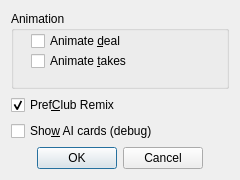
Above: src/ui/optform.ui from infsega/bbpref before the change. Below: the same form after it.
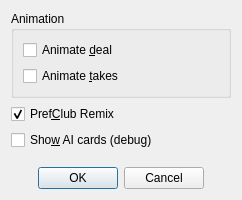
That is the form after the change. Icons and pictures are not drawn.

Commit message: Added layout to forms

Patch:
```diff
--- a/src/ui/optform.ui
+++ b/src/ui/optform.ui
@@ -9,22 +9,10 @@
    <rect>
     <x>0</x>
     <y>0</y>
-    <width>240</width>
-    <height>180</height>
+    <width>242</width>
+    <height>200</height>
    </rect>
   </property>
-  <property name="minimumSize">
-   <size>
-    <width>240</width>
-    <height>180</height>
-   </size>
-  </property>
-  <property name="maximumSize">
-   <size>
-    <width>240</width>
-    <height>180</height>
-   </size>
-  </property>
   <property name="windowTitle">
    <string>Options</string>
   </property>
@@ -41,15 +29,9 @@
      <property name="title">
       <string>Animation</string>
      </property>
+     <layout class="QVBoxLayout" name="verticalLayout_2">
+      <item>
      <widget class="QCheckBox" name="cbAnimDeal">
-      <property name="geometry">
-       <rect>
-        <x>20</x>
-        <y>20</y>
-        <width>171</width>
-        <height>20</height>
-       </rect>
-      </property>
       <property name="sizePolicy">
        <sizepolicy hsizetype="MinimumExpanding" vsizetype="Fixed">
         <horstretch>0</horstretch>
@@ -60,15 +42,9 @@
        <string>Animate &amp;deal</string>
       </property>
      </widget>
+      </item>
+      <item>
      <widget class="QCheckBox" name="cbAnimTake">
-      <property name="geometry">
-       <rect>
-        <x>20</x>
-        <y>40</y>
-        <width>181</width>
-        <height>20</height>
-       </rect>
-      </property>
       <property name="sizePolicy">
        <sizepolicy hsizetype="MinimumExpanding" vsizetype="Fixed">
         <horstretch>0</horstretch>
@@ -79,6 +55,8 @@
        <string>Animate &amp;takes</string>
       </property>
      </widget>
+      </item>
+     </layout>
     </widget>
    </item>
    <item>
@@ -113,6 +91,19 @@
      </property>
     </widget>
    </item>
+   <item>
+    <spacer name="verticalSpacer">
+     <property name="orientation">
+      <enum>Qt::Vertical</enum>
+     </property>
+     <property name="sizeHint" stdset="0">
+      <size>
+       <width>20</width>
+       <height>40</height>
+      </size>
+     </property>
+    </spacer>
+   </item>
    <item>
     <widget class="QDialogButtonBox" name="buttonBox">
      <property name="standardButtons">
```
Lines whose indentation alone changed are shown as unchanged. The commit also changes 1 other file.
